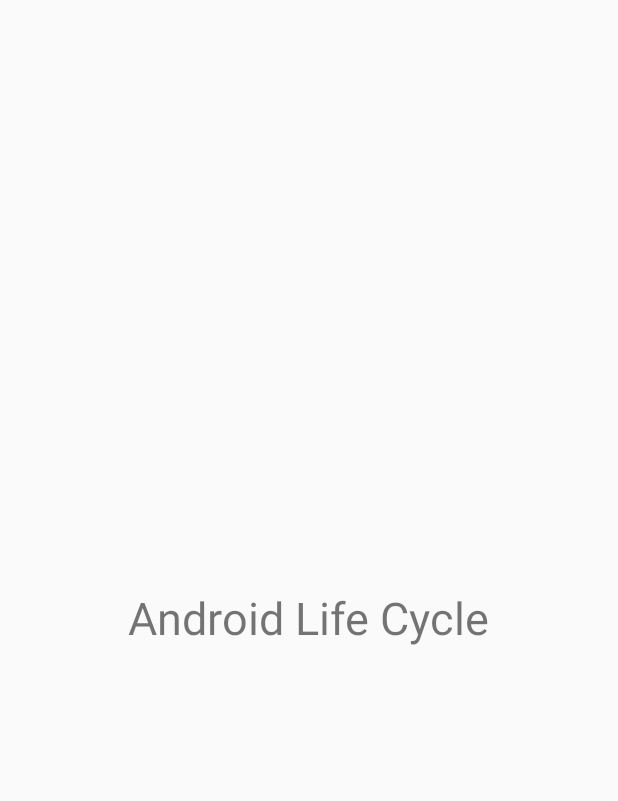
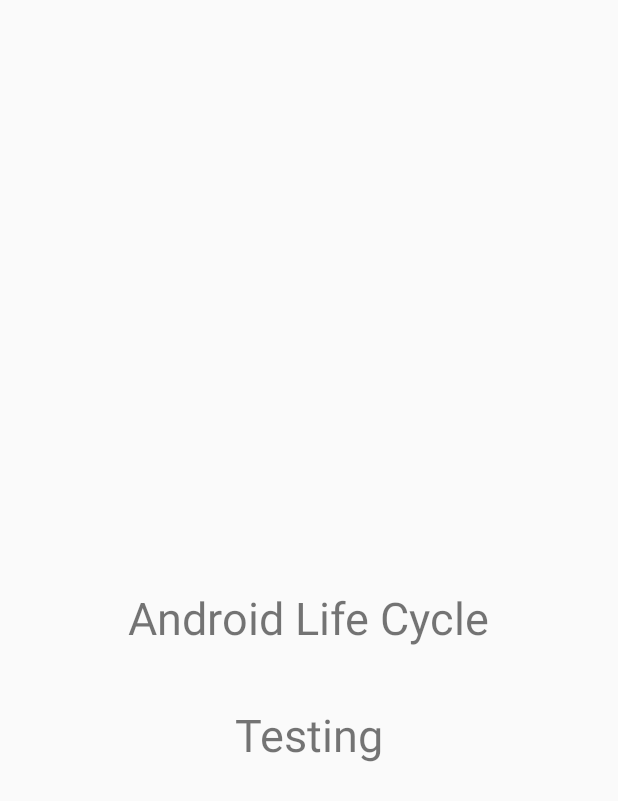
Before and after one commit to mmendez9/LifeCycle, an Android app: the screen it shows after launch (MainActivity), on a phone screen of 412 x 824 dp. Shown: the top 801 px of the screen. Run offline under Robolectric (Android 15) with nearby library versions, the phone set to English and light mode, and no system bars.

```diff
--- a/app/build.gradle
+++ b/app/build.gradle
@@ -1,7 +1,7 @@
 apply plugin: 'com.android.application'
 
 android {
-    compileSdkVersion 25
+    compileSdkVersion 24
     buildToolsVersion "25.0.2"
     defaultConfig {
         applicationId "edu.dtcc.cis282student.lifecycle"
@@ -20,7 +20,7 @@ android {
 }
 
 dependencies {
-    compile fileTree(dir: 'libs', include: ['*.jar'])
+    compile fileTree(include: ['*.jar'], dir: 'libs')
     androidTestCompile('com.android.support.test.espresso:espresso-core:2.2.2', {
         exclude group: 'com.android.support', module: 'support-annotations'
     })
--- a/app/src/main/res/layout/activity_main.xml
+++ b/app/src/main/res/layout/activity_main.xml
@@ -16,5 +16,16 @@
         android:text="Android Life Cycle"
         android:textSize="30sp"
         android:layout_centerHorizontal="true"
-        android:layout_centerVertical="true"/>
+        android:layout_centerVertical="true"
+        android:id="@+id/andLife"/>
+
+    <TextView
+        android:text="Testing"
+        android:textSize="30sp"
+        android:layout_width="wrap_content"
+        android:layout_height="wrap_content"
+        android:layout_below="@+id/andLife"
+        android:layout_centerHorizontal="true"
+        android:layout_marginTop="37dp"
+        android:id="@+id/data" />
 </RelativeLayout>
```
Also changed, not shown: app/src/main/java/edu/dtcc/cis282student/lifecycle/MainActivity.java (+17 -5 lines).
